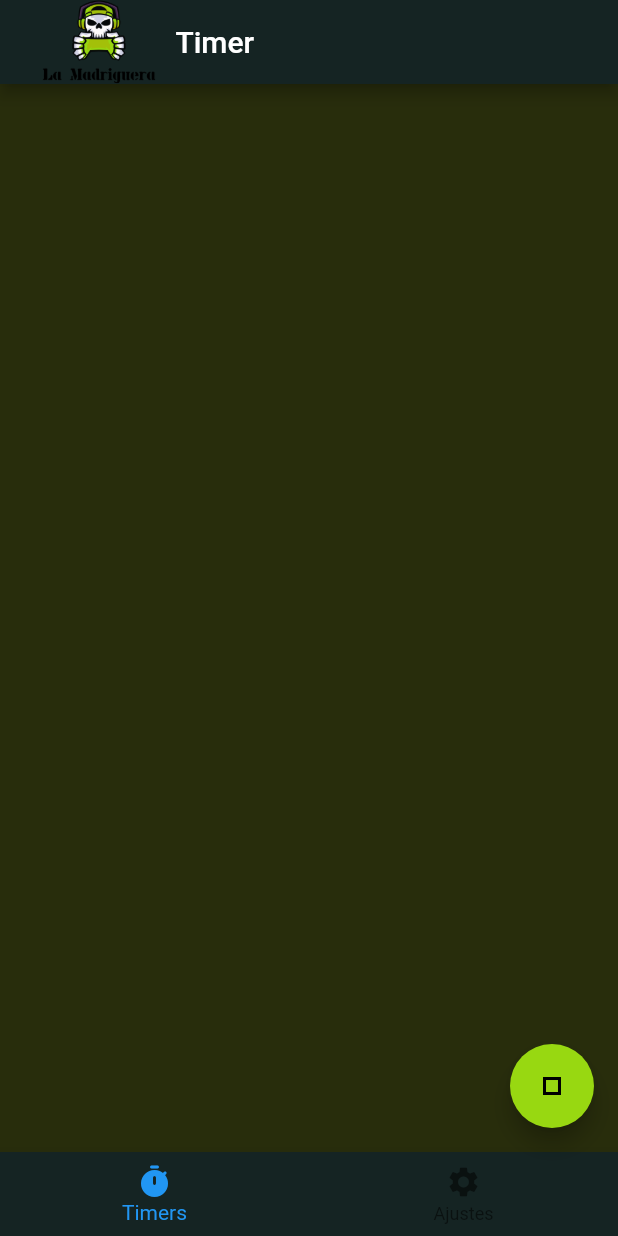
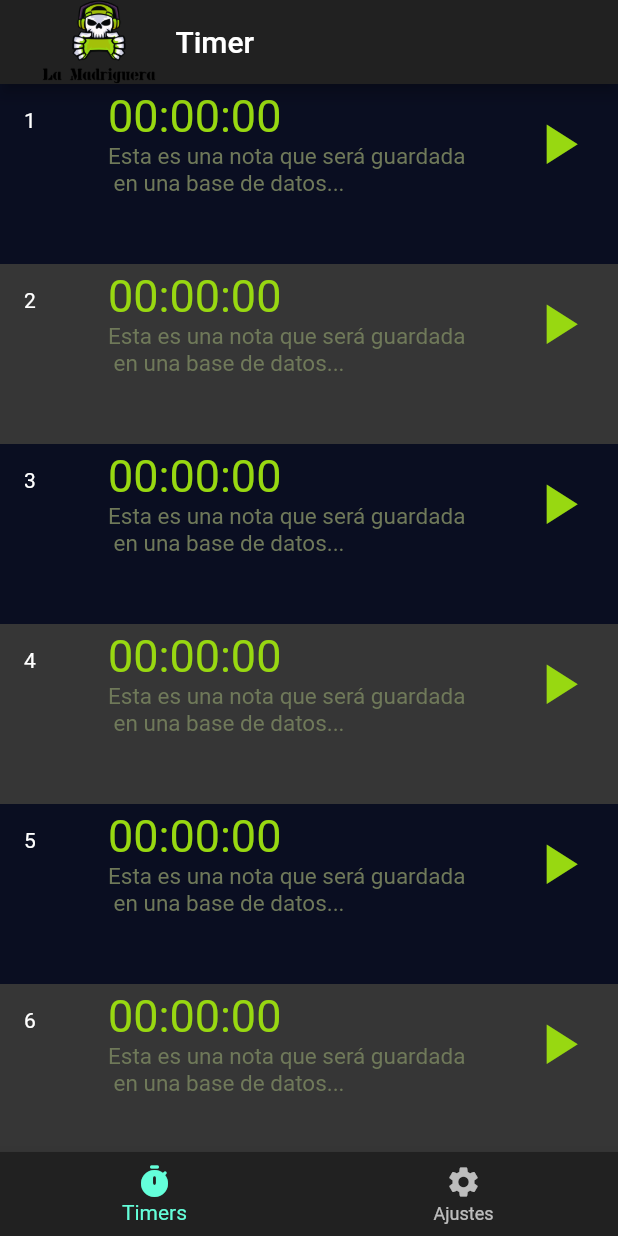
Before and after one commit to angelcruzalv/lamadrigueratimer, a Flutter app: the screen it shows after launch, on a phone screen of 412 x 824 dp. Run offline on Flutter 3.47's test engine with Material 2 defaults, Android fonts, the phone set to English and light mode, and no system bars; our stand-ins replace stop_watch_timer, timer_builder.

Commit message:
UI test 2
testing new UI designs

```diff
--- a/lib/main.dart
+++ b/lib/main.dart
@@ -21,11 +21,12 @@ class MyApp extends StatelessWidget {
           'mapas': (_) => TimersPage(),
           'mapa': (_) => SettingsPage(),
         },
-        theme: ThemeData(
-          primaryColor: Color(0xFF152423),
-          scaffoldBackgroundColor: Color(0xFF282D0C),
-          accentColor: Color(0xFF98D811),
-        ),
+        theme: ThemeData.dark(),
+        // theme: ThemeData(
+        //     primaryColor: Color(0xFF000000),
+        //     scaffoldBackgroundColor: Color(0xFF363636),
+        //     accentColor: Color(0xFF98D811),
+        //     textTheme: TextTheme(body1: TextStyle(color: Color(0xFF6F7959)))),
       ),
     );
   }
--- a/lib/pages/home_page.dart
+++ b/lib/pages/home_page.dart
@@ -24,10 +24,6 @@ class HomePage extends StatelessWidget {
       ),
       body: _HomePageBody(),
       bottomNavigationBar: CustomNavBar(),
-      floatingActionButton: FloatingActionButton(
-        child: Icon(Icons.stop_outlined),
-        onPressed: () {},
-      ),
     );
   }
 }
--- a/lib/pages/timers_page.dart
+++ b/lib/pages/timers_page.dart
@@ -6,8 +6,49 @@ class TimersPage extends StatelessWidget {
 
   @override
   Widget build(BuildContext context) {
-    return ListView(
-      children: [],
+    return ListView.builder(
+        physics: BouncingScrollPhysics(),
+        itemCount: 12,
+        itemBuilder: (BuildContext context, int index) {
+          return _ListItem(
+            index: index,
+          );
+        });
+  }
+}
+
+class _ListItem extends StatelessWidget {
+  _ListItem({this.index});
+  final index;
+  @override
+  Widget build(BuildContext context) {
+    return Container(
+      height: 120,
+      color: (index % 2 == 0) ? Color(0xFF0A0E21) : Color(0xFF363636),
+      child: ListTile(
+          leading: Text((index + 1).toString()),
+          title: Text(
+            '00:00:00',
+            style: TextStyle(color: Color(0xFF98D811), fontSize: 30),
+          ),
+          subtitle: Text(
+              'Esta es una nota que será guardada \n en una base de datos...',
+              style: TextStyle(color: Color(0xFF6F7959), fontSize: 15)),
+          trailing: Container(
+            child: Column(
+              children: [
+                IconButton(
+                    padding: EdgeInsets.zero,
+                    iconSize: 5,
+                    icon: Icon(
+                      Icons.play_arrow,
+                      size: 45,
+                    ),
+                    color: Color(0xFF98D811),
+                    onPressed: () => {}),
+              ],
+            ),
+          )),
     );
   }
 }
--- a/lib/widgets/custom_navbar.dart
+++ b/lib/widgets/custom_navbar.dart
@@ -8,13 +8,10 @@ class CustomNavBar extends StatelessWidget {
     final uiProvider = Provider.of<UiProvider>(context);
     final currentIndex = uiProvider.selectedMenuOpt;
 
-    return new Theme(
+    return Theme(
       data: Theme.of(context).copyWith(
-          canvasColor: Color(0xFF152423),
-          primaryColor: Color(0xFF98D811),
-          textTheme: Theme.of(context)
-              .textTheme
-              .copyWith(caption: new TextStyle(color: Colors.white))),
+        canvasColor: Color(0xFF212121),
+      ),
       child: new BottomNavigationBar(
         onTap: (int i) => uiProvider.selectedMenuOpt = i,
         currentIndex: currentIndex,
--- a/lib/widgets/timer_tiles.dart
+++ b/lib/widgets/timer_tiles.dart
@@ -69,7 +69,7 @@ class _TimerTilesState extends State<TimerTiles> {
                     _stopWatchTimer.onExecute.add(StopWatchExecute.start);
                   }),
               ElevatedButton(
-                  child: Icon(Icons.delete_forever),
+                  child: Icon(Icons.stop),
                   style: ElevatedButton.styleFrom(primary: Color(0xFF59355F)),
                   onPressed: () {
                     _stopWatchTimer.onExecute.add(StopWatchExecute.stop);
```
